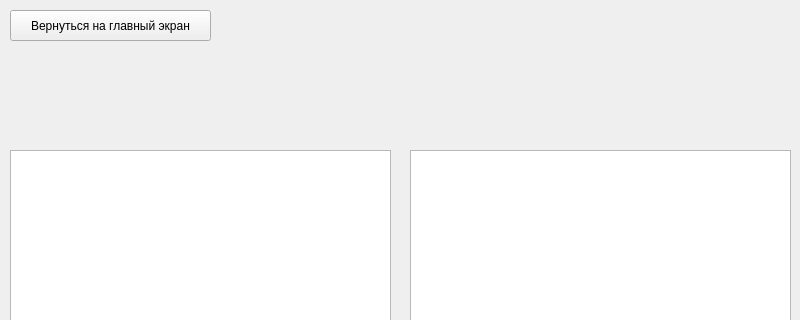
Old version of the form StatisticPage.ui in the repository annakonda-com/CheckYourTime; both pictures show x 0 to 800 and y 0 to 320 of the 800 by 600 pixel window.
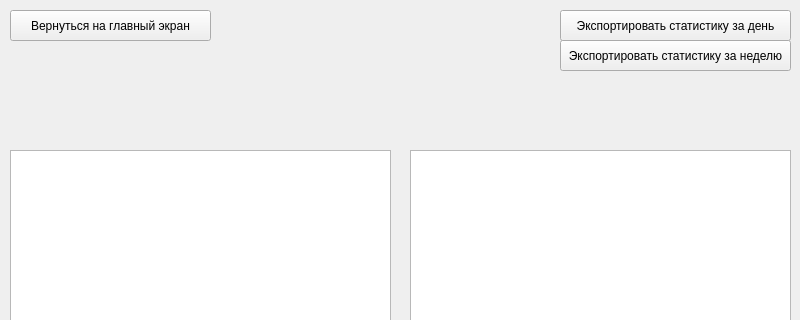
New version of the form.

Diff of the .ui file:
```diff
--- a/StatisticPage.ui
+++ b/StatisticPage.ui
@@ -29,9 +29,9 @@
   <widget class="QLabel" name="status">
    <property name="geometry">
     <rect>
-     <x>290</x>
+     <x>220</x>
      <y>20</y>
-     <width>211</width>
+     <width>331</width>
      <height>41</height>
     </rect>
    </property>
@@ -85,6 +85,32 @@
     <string/>
    </property>
   </widget>
+  <widget class="QPushButton" name="export_day_btn">
+   <property name="geometry">
+    <rect>
+     <x>560</x>
+     <y>10</y>
+     <width>231</width>
+     <height>31</height>
+    </rect>
+   </property>
+   <property name="text">
+    <string>Экспортировать статистику за день</string>
+   </property>
+  </widget>
+  <widget class="QPushButton" name="export_week_btn">
+   <property name="geometry">
+    <rect>
+     <x>560</x>
+     <y>40</y>
+     <width>231</width>
+     <height>31</height>
+    </rect>
+   </property>
+   <property name="text">
+    <string>Экспортировать статистику за неделю</string>
+   </property>
+  </widget>
  </widget>
  <resources/>
  <connections/>
```
